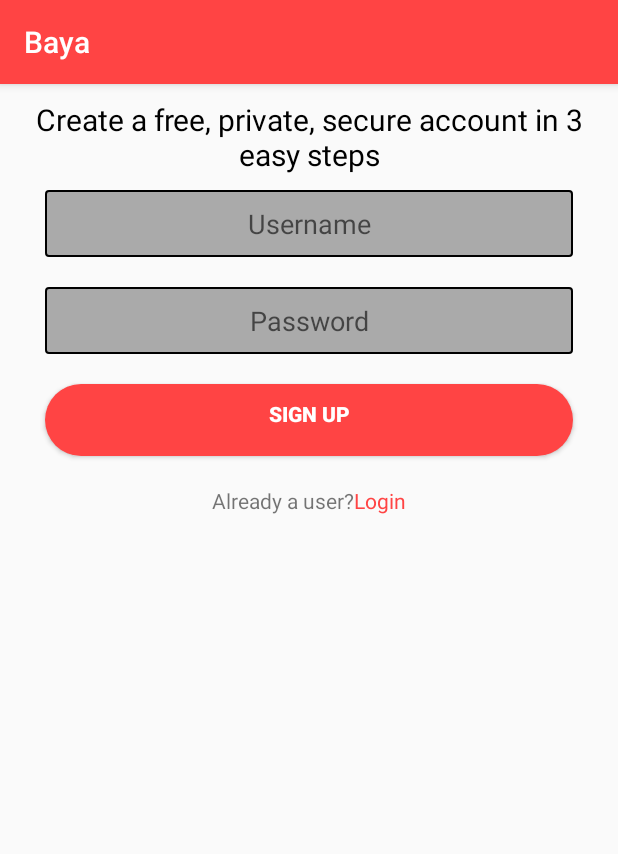
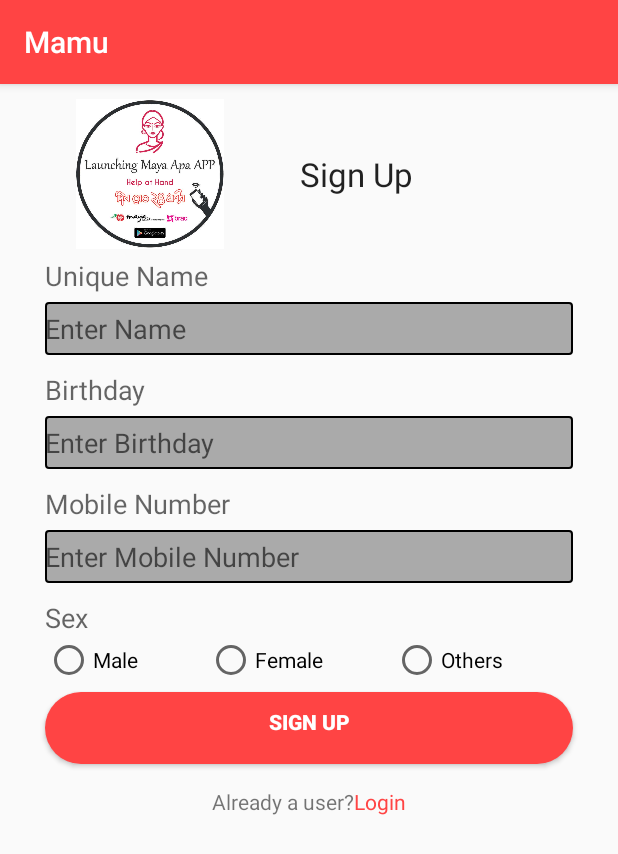
Before and after one commit to MdZaeed/miya_bhai_android, an Android app: the screen it shows after launch (SignUpActivity), on a phone screen of 412 x 824 dp. Shown: the top 854 px of the screen. Run offline under Robolectric (Android 15) with nearby library versions, the phone set to English and light mode, and no system bars.

Commit message:
login, signup UI updated according to Req-1.

```diff
--- a/app/src/main/java/rad/iit/com/baya/activities/SignUpActivity.java
+++ b/app/src/main/java/rad/iit/com/baya/activities/SignUpActivity.java
@@ -1,12 +1,19 @@
 package rad.iit.com.baya.activities;
 
+import android.app.DatePickerDialog;
+import android.app.Dialog;
 import android.app.ProgressDialog;
 import android.content.Context;
 import android.content.Intent;
 import android.content.SharedPreferences;
+import android.os.Bundle;
+import android.support.v4.app.DialogFragment;
+import android.text.method.KeyListener;
 import android.util.Log;
+import android.view.MotionEvent;
 import android.view.View;
 import android.widget.Button;
+import android.widget.DatePicker;
 import android.widget.EditText;
 import android.widget.TextView;
 
@@ -20,6 +27,7 @@ import com.android.volley.toolbox.Volley;
 import org.json.JSONException;
 import org.json.JSONObject;
 
+import java.util.Calendar;
 import java.util.HashMap;
 import java.util.Map;
 
@@ -75,6 +83,13 @@ public class SignUpActivity extends TemplateActivity implements View.OnClickList
             }
         });
 
+        passwordEditText.setOnTouchListener(new View.OnTouchListener() {
+            @Override
+            public boolean onTouch(View v, MotionEvent event) {
+                new DatePickerFragment().show(getSupportFragmentManager(), "Birthday");
+                return true;
+            }
+        });
         loginButton.setOnClickListener(this);
     }
 
@@ -129,4 +144,23 @@ public class SignUpActivity extends TemplateActivity implements View.OnClickList
                 break;
         }
     }
+    public static class DatePickerFragment extends DialogFragment
+            implements DatePickerDialog.OnDateSetListener {
+
+        @Override
+        public Dialog onCreateDialog(Bundle savedInstanceState) {
+            // Use the current date as the default date in the picker
+            final Calendar c = Calendar.getInstance();
+            int year = c.get(Calendar.YEAR);
+            int month = c.get(Calendar.MONTH);
+            int day = c.get(Calendar.DAY_OF_MONTH);
+
+            // Create a new instance of DatePickerDialog and return it
+            return new DatePickerDialog(getActivity(), this, year, month, day);
+        }
+
+        public void onDateSet(DatePicker view, int year, int month, int day) {
+            // Do something with the date chosen by the user
+        }
+    }
 }
--- a/app/src/main/res/layout/activity_login.xml
+++ b/app/src/main/res/layout/activity_login.xml
@@ -6,12 +6,29 @@
     android:paddingBottom="10dp"
     android:paddingTop="10dp">
 
-    <ImageView
-        android:layout_width="200dp"
-        android:layout_height="200dp"
-        android:layout_gravity="center_horizontal"
-        android:src="@drawable/mock_logo" />
-
+    <LinearLayout
+        android:layout_width="wrap_content"
+        android:layout_height="100dp"
+        android:orientation="horizontal">
+        <ImageView
+            android:layout_width="200dp"
+            android:layout_height="100dp"
+            android:src="@drawable/mock_logo" />
+        <TextView
+            android:layout_width="wrap_content"
+            android:layout_height="100dp"
+            android:gravity="center"
+            android:layout_gravity="center"
+            android:textAppearance="?android:textAppearanceLarge"
+            android:text="Sign In"/>
+    </LinearLayout>
+    <TextView
+        android:layout_width="match_parent"
+        android:layout_height="wrap_content"
+        android:text="@string/unique_name_label"
+        style="@style/NormalTextViewStyles"
+        android:id="@+id/tv_unique_name"
+        />
     <EditText
         android:id="@+id/et_user_name"
         style="@style/AccountPagEditTextStyles"
@@ -19,17 +36,25 @@
         android:layout_height="wrap_content"
         android:hint="@string/username" />
 
+    <TextView
+        android:layout_width="match_parent"
+        android:layout_height="wrap_content"
+        android:text="@string/mobile_label"
+        style="@style/NormalTextViewStyles"
+        android:id="@+id/tv_mobile"
+        />
     <EditText
         android:id="@+id/et_password"
         style="@style/AccountPagEditTextStyles"
         android:layout_width="match_parent"
         android:layout_height="wrap_content"
         android:hint="@string/password"
+        android:layout_marginBottom="50dp"
         android:inputType="textPassword" />
 
     <Button
         android:id="@+id/btn_login"
-        style="@style/AccountPagEditTextStyles"
+        style="@style/ButtonStyle"
         android:layout_width="match_parent"
         android:layout_height="wrap_content"
         android:background="@drawable/rounded_edge_red_background"
--- a/app/src/main/res/layout/activity_sign_up.xml
+++ b/app/src/main/res/layout/activity_sign_up.xml
@@ -5,25 +5,57 @@
     android:orientation="vertical"
     android:paddingBottom="10dp"
     android:paddingTop="10dp">
-
+    <LinearLayout
+        android:layout_width="match_parent"
+        android:layout_height="100dp"
+        android:orientation="horizontal">
+        <ImageView
+            android:layout_width="200dp"
+            android:layout_height="100dp"
+            android:src="@drawable/mock_logo" />
+        <TextView
+            android:layout_width="wrap_content"
+            android:layout_height="100dp"
+            android:gravity="center"
+            android:layout_gravity="center"
+            android:textAppearance="?android:textAppearanceLarge"
+            android:text="Sign Up"/>
+    </LinearLayout>
     <TextView
-        android:layout_width="wrap_content"
+        android:layout_width="match_parent"
         android:layout_height="wrap_content"
-        android:layout_gravity="center_horizontal"
-        android:layout_marginLeft="10dp"
-        android:layout_marginRight="10dp"
-        android:gravity="center"
-        android:text="@string/create_a_free_private_secure_account_in_3_easy_steps"
-        android:textColor="@android:color/black"
-        android:textSize="20sp" />
-
+        android:text="@string/unique_name_label"
+        style="@style/NormalTextViewStyles"
+        android:id="@+id/tv_unique_name"
+        />
     <EditText
         android:id="@+id/et_user_name"
         style="@style/AccountPagEditTextStyles"
         android:layout_width="match_parent"
         android:layout_height="wrap_content"
         android:hint="@string/username" />
+    <TextView
+        android:layout_width="match_parent"
+        android:layout_height="wrap_content"
+        android:text="@string/bday_label"
+        style="@style/NormalTextViewStyles"
+        android:id="@+id/tv_bday"
+        />
+    <EditText
+        android:id="@+id/et_bday"
+        style="@style/AccountPagEditTextStyles"
+        android:layout_width="match_parent"
+        android:layout_height="wrap_content"
+        android:hint="@string/bday"
+        android:inputType="textPassword" />
 
+    <TextView
+        android:layout_width="match_parent"
+        android:layout_height="wrap_content"
+        android:text="@string/mobile_label"
+        style="@style/NormalTextViewStyles"
+        android:id="@+id/tv_mobile"
+        />
     <EditText
         android:id="@+id/et_password"
         style="@style/AccountPagEditTextStyles"
@@ -31,16 +63,50 @@
         android:layout_height="wrap_content"
         android:hint="@string/password"
         android:inputType="textPassword" />
-
+    <TextView
+        android:layout_width="match_parent"
+        android:layout_height="wrap_content"
+        android:text="@string/sex_label"
+        style="@style/NormalTextViewStyles"
+        android:id="@+id/tv_sex"
+        />
+         <RadioGroup
+            android:layout_width="match_parent"
+            android:id="@+id/rg_sex"
+            android:layout_marginLeft="30dp"
+            android:layout_marginRight="30dp"
+            android:weightSum="3.0"
+            android:orientation="horizontal"
+            android:layout_height="wrap_content">
+            <RadioButton
+                android:layout_width="wrap_content"
+                android:layout_height="wrap_content"
+                android:layout_weight="1.0"
+                android:id="@+id/rb_male"
+                android:text="Male"/>
+            <RadioButton
+                android:layout_width="wrap_content"
+                android:layout_height="wrap_content"
+                android:layout_weight="1.0"
+                android:id="@+id/rb_female"
+                android:text="Female"/>
+            <RadioButton
+                android:layout_width="wrap_content"
+                android:layout_height="wrap_content"
+                android:layout_weight="1.0"
+                android:id="@+id/rb_others"
+                android:text="Others"/>
+        </RadioGroup>
     <Button
         android:id="@+id/btn_sign_up"
-        style="@style/AccountPagEditTextStyles"
+        style="@style/ButtonStyle"
         android:layout_width="match_parent"
         android:layout_height="wrap_content"
         android:background="@drawable/rounded_edge_red_background"
         android:text="@string/sign_up"
         android:textColor="@android:color/white"
         android:textStyle="bold" />
+
 
     <LinearLayout
         android:layout_width="wrap_content"
--- a/app/src/main/res/values/strings.xml
+++ b/app/src/main/res/values/strings.xml
@@ -1,14 +1,20 @@
 <resources>
-    <string name="app_name">Baya</string>
+    <string name="app_name">Mamu</string>
     <string name="email">Email</string>
-    <string name="password">Password</string>
+    <string name="password">Enter Mobile Number</string>
     <string name="login">Login</string>
     <string name="click_here"><u>Click Here</u></string>
     <string name="forgot_password">Forgot password?</string>
     <string name="don_t_have_an_account">Don\'t have an account?</string>
     <string name="sign_up_in_less_than_a_minute">Sign up in less than a minute</string>
-    <string name="username">Username</string>
+    <string name="username">Enter Name</string>
     <string name="already_a_user">Already a user?</string>
     <string name="create_a_free_private_secure_account_in_3_easy_steps">Create a free, private, secure account in 3 easy steps</string>
     <string name="sign_up">Sign Up</string>
+    <string name="unique_name_label">Unique Name</string>
+    <string name="mobile_label">Mobile Number</string>
+    <string name="sex_label">Sex</string>
+    <string name="bday_label">Birthday</string>
+    <string name="bday">Enter Birthday</string>
+
 </resources>
--- a/app/src/main/res/values/styles.xml
+++ b/app/src/main/res/values/styles.xml
@@ -10,13 +10,32 @@
 
     <style name="AccountPagEditTextStyles">
         <item name="android:background">@drawable/dark_black_border_transparent_background</item>
+        <item name="android:gravity">left</item>
+        <item name="android:layout_marginTop">5dp</item>
+        <item name="android:layout_marginBottom">5dp</item>
+        <item name="android:layout_marginLeft">30dp</item>
+        <item name="android:layout_marginRight">30dp</item>
+        <item name="android:paddingTop">5dp</item>
+        <item name="android:paddingBottom">5dp</item>
+    </style>
+
+    <style name="ButtonStyle">
+        <item name="android:background">@drawable/dark_black_border_transparent_background</item>
         <item name="android:gravity">center_horizontal</item>
-        <item name="android:layout_marginTop">10dp</item>
-        <item name="android:layout_marginBottom">10dp</item>
+        <item name="android:layout_marginTop">5dp</item>
+        <item name="android:layout_marginBottom">5dp</item>
         <item name="android:layout_marginLeft">30dp</item>
         <item name="android:layout_marginRight">30dp</item>
         <item name="android:paddingTop">10dp</item>
         <item name="android:paddingBottom">10dp</item>
     </style>
+    <style name="NormalTextViewStyles">
+        <item name="android:gravity">left</item>
+        <item name="android:layout_marginLeft">30dp</item>
+        <item name="android:layout_marginRight">30dp</item>
+        <item name="android:paddingTop">5dp</item>
+        <item name="android:textAppearance">?android:attr/textAppearanceMedium</item>
+    </style>
+
 
 </resources>
```
Also changed, not shown: app/src/main/res/drawable/Mamu_png.png (added).
